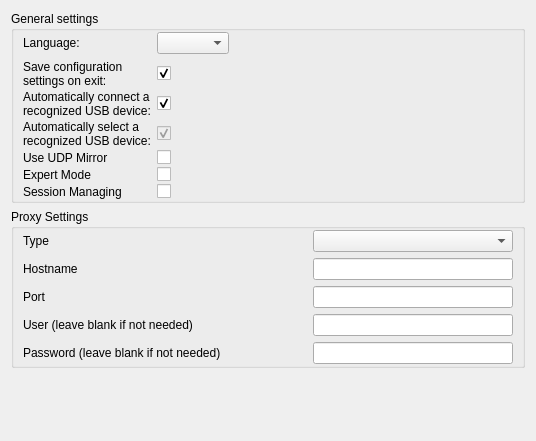
Qt form ground/gcs/src/plugins/coreplugin/generalsettings.ui (d-ronin/dRonin) before a commit.
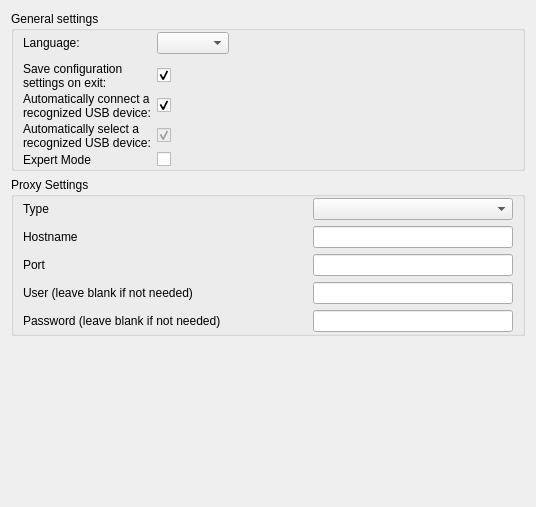
The same form after that commit.

Commit message:
gcs: changes to session managing
- No longer allow you to turn off sessionmanaging.
- Also remove old udp mirror configuration that was no longer used.
- uavdataobject/telemetrymanager: store tri-state value--
  present/unknown/notpresent

What changed in the file:
```diff
--- a/ground/gcs/src/plugins/coreplugin/generalsettings.ui
+++ b/ground/gcs/src/plugins/coreplugin/generalsettings.ui
@@ -7,7 +7,7 @@
     <x>0</x>
     <y>0</y>
     <width>536</width>
-    <height>441</height>
+    <height>507</height>
    </rect>
   </property>
   <layout class="QVBoxLayout" name="verticalLayout_2">
@@ -32,7 +32,7 @@
       <property name="verticalSpacing">
        <number>2</number>
       </property>
-      <item row="14" column="1">
+      <item row="13" column="1">
        <widget class="QCheckBox" name="cbExpertMode">
         <property name="text">
          <string/>
@@ -105,7 +105,7 @@
         </property>
        </widget>
       </item>
-      <item row="14" column="0">
+      <item row="13" column="0">
        <widget class="QLabel" name="labelExpert">
         <property name="text">
          <string>Expert Mode</string>
@@ -129,13 +129,6 @@
         </property>
        </widget>
       </item>
-      <item row="13" column="1">
-       <widget class="QCheckBox" name="cbUseUDPMirror">
-        <property name="text">
-         <string/>
-        </property>
-       </widget>
-      </item>
       <item row="11" column="0">
        <widget class="QLabel" name="label_5">
         <property name="text">
@@ -146,13 +139,6 @@
         </property>
        </widget>
       </item>
-      <item row="13" column="0">
-       <widget class="QLabel" name="labelUDP">
-        <property name="text">
-         <string>Use UDP Mirror</string>
-        </property>
-       </widget>
-      </item>
       <item row="12" column="1">
        <widget class="QCheckBox" name="checkAutoSelect">
         <property name="enabled">
@@ -186,20 +172,6 @@
         </item>
        </layout>
       </item>
-      <item row="15" column="1">
-       <widget class="QCheckBox" name="cbSessionMessaging">
-        <property name="text">
-         <string/>
-        </property>
-       </widget>
-      </item>
-      <item row="15" column="0">
-       <widget class="QLabel" name="label_10">
-        <property name="text">
-         <string>Session Managing</string>
-        </property>
-       </widget>
-      </item>
      </layout>
     </widget>
    </item>
```
The commit also changes 7 other files.
